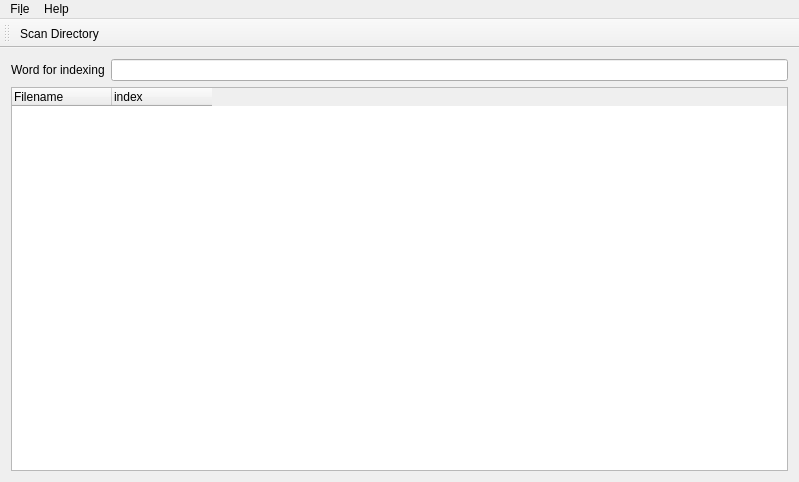
The window that mainwindow.ui (Motyaspr/cpp_indexing) describes before a commit, drawn with Qt 5.
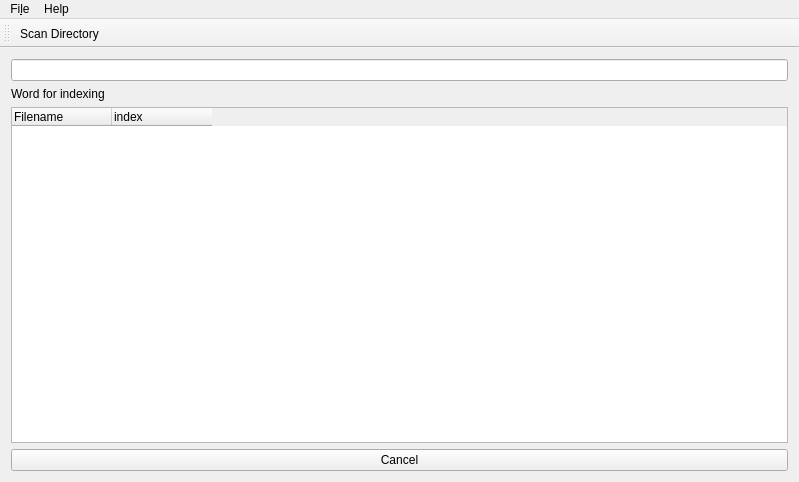
The same window after the commit.

What changed in the file:
```diff
--- a/mainwindow.ui
+++ b/mainwindow.ui
@@ -14,18 +14,18 @@
    <string>MainWindow</string>
   </property>
   <widget class="QWidget" name="centralWidget">
-   <layout class="QGridLayout" name="gridLayout">
-    <item row="0" column="0">
+   <layout class="QVBoxLayout" name="verticalLayout">
+    <item>
+     <widget class="QLineEdit" name="lineEdit"/>
+    </item>
+    <item>
      <widget class="QLabel" name="label">
       <property name="text">
        <string>Word for indexing</string>
       </property>
      </widget>
     </item>
-    <item row="0" column="1">
-     <widget class="QLineEdit" name="lineEdit"/>
-    </item>
-    <item row="1" column="0" colspan="2">
+    <item>
      <widget class="QTreeWidget" name="treeWidget">
       <attribute name="headerMinimumSectionSize">
        <number>100</number>
@@ -45,6 +45,13 @@
       </column>
      </widget>
     </item>
+    <item>
+     <widget class="QPushButton" name="actionCancel">
+      <property name="text">
+       <string>Cancel</string>
+      </property>
+     </widget>
+    </item>
    </layout>
   </widget>
   <widget class="QMenuBar" name="menuBar">
```
